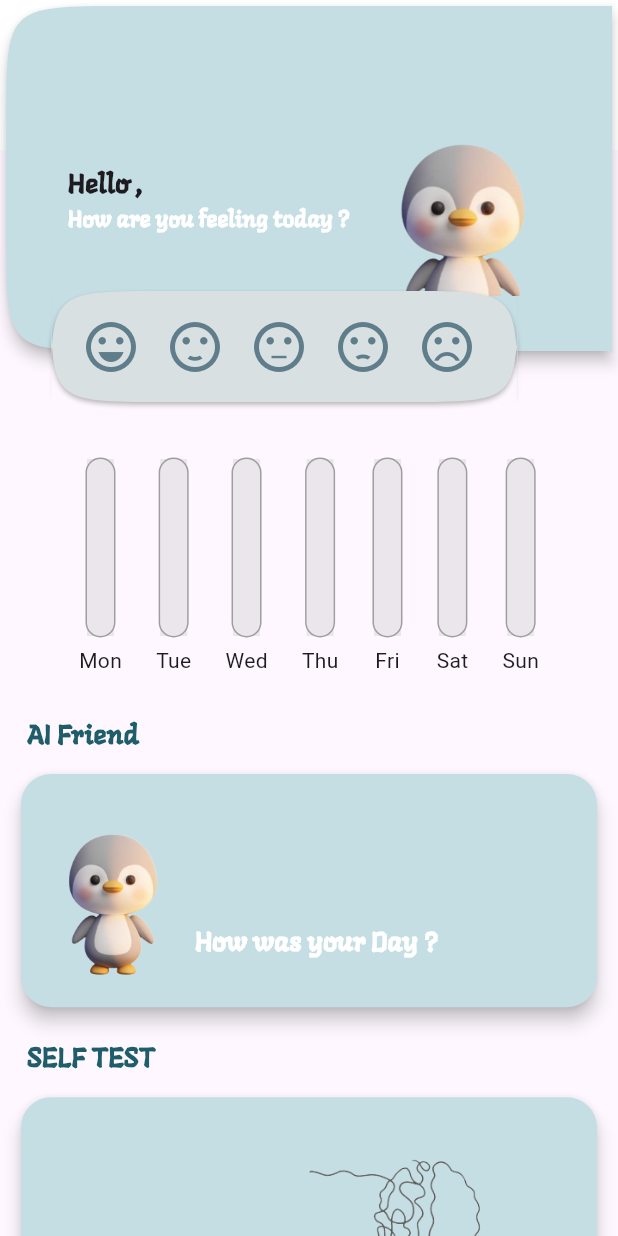
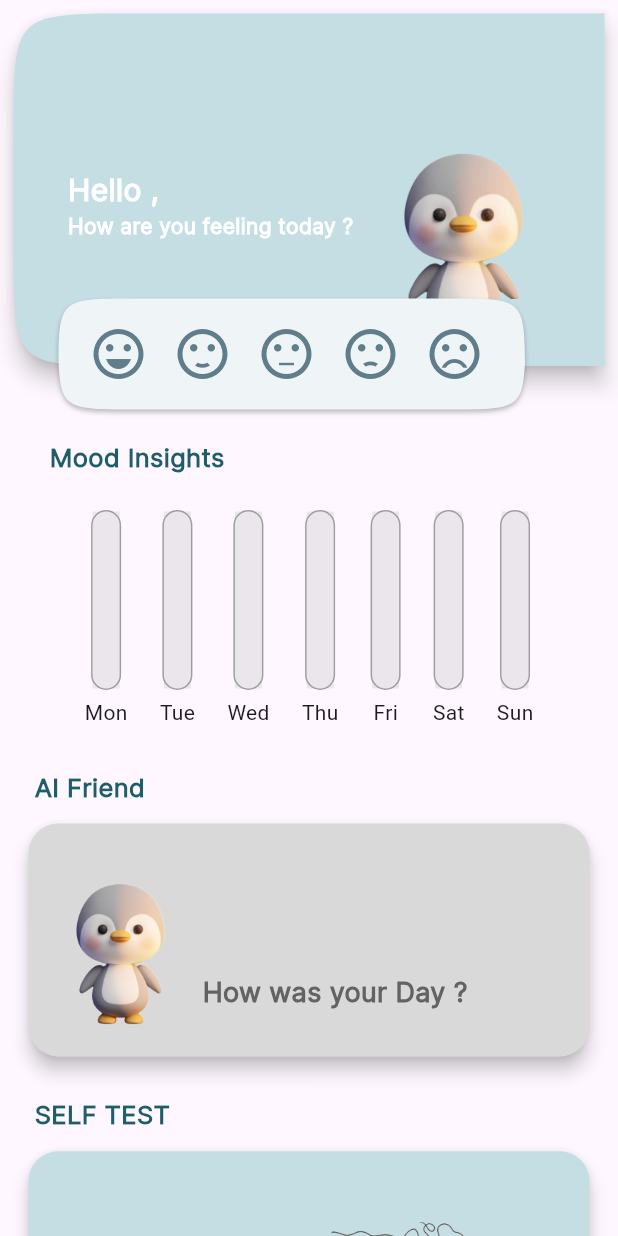
Before and after one commit to Kholoud-Mohamed/ozeyBOT, a Flutter app: the HOMEScreen screen opened directly with empty values, on a phone screen of 412 x 824 dp. Run offline on Flutter 3.47's test engine with Material 3 defaults, Android fonts, the phone set to English and light mode, and no system bars; our stand-ins replace carousel_slider, charts_flutter, firebase_core, fl_chart, flutter_rating_bar, geolocator and 13 more; missing offline and left inert: calendar_timeline_sbk; accounts and stored records are empty; network calls fail; project files that could hold a hidden picture were left out.

```diff
--- a/lib/moodTracer/mood_selector.dart
+++ b/lib/moodTracer/mood_selector.dart
@@ -63,13 +63,13 @@ class MoodSelectorState extends State<MoodSelector> {
     return new Card(
       shape: const ContinuousRectangleBorder(
         borderRadius: BorderRadius.only(
-          bottomLeft: Radius.circular(200),
-          bottomRight: Radius.circular(200),
-          topLeft: Radius.circular(200),
-          topRight: Radius.circular(200),
+          bottomLeft: Radius.circular(50),
+          bottomRight: Radius.circular(50),
+          topLeft: Radius.circular(50),
+          topRight: Radius.circular(50),
         ),
       ),
-      color: const Color.fromARGB(255, 217, 224, 226),
+      color: Color(0xffEFF5F7),
       child: Padding(
         padding: const EdgeInsets.all(1.0),
         child: Column(
--- a/lib/screens/homeScreen.dart
+++ b/lib/screens/homeScreen.dart
@@ -1,5 +1,6 @@
 // HOMEScreen file
 import 'dart:convert';
+import 'package:flutter/widgets.dart';
 import 'package:http/http.dart' as http;
 import 'package:flutter/material.dart';
 import 'package:mapfeature_project/helper/constants.dart';
@@ -47,24 +48,16 @@ class _HOMEScreenState extends State<HOMEScreen> {
   Widget build(BuildContext context) {
     return Scaffold(
       body: ListView(
-        padding: EdgeInsets.only(top: 0),
+        padding: const EdgeInsets.only(top: 0),
         children: [
-          Stack(
+          Padding(
+            padding: const EdgeInsets.all(5.0),
+            child: Stack(
               children: [
-              Container(
-                height: 100.0,
-                decoration: const BoxDecoration(
-                  gradient: LinearGradient(
-                    colors: [Colors.white, Colors.white],
-                    begin: Alignment.topLeft,
-                    end: Alignment.bottomRight,
-                  ),
-                ),
-              ),
                 Padding(
                   padding: const EdgeInsets.only(left: 0),
                   child: Card(
-                  elevation: 4.0,
+                    elevation: 6.0,
                     shape: const ContinuousRectangleBorder(
                       borderRadius: BorderRadius.only(
                         bottomLeft: Radius.circular(80.0),
@@ -77,8 +70,8 @@ class _HOMEScreenState extends State<HOMEScreen> {
                       children: [
                         Padding(
                           padding: const EdgeInsets.only(
-                          left: 10.0,
-                          top: 30.0,
+                            left: 8.0,
+                            top: 20.0,
                           ),
                           child: Column(
                             crossAxisAlignment: CrossAxisAlignment.start,
@@ -87,16 +80,16 @@ class _HOMEScreenState extends State<HOMEScreen> {
                                 'Hello $userName,',
                                 style: const TextStyle(
                                     fontWeight: FontWeight.bold,
-                                fontSize: 18.0,
-                                fontFamily: primaryFont,
-                              ),
+                                    fontSize: 20.0,
+                                    fontFamily: interFont, //inter
+                                    color: Colors.white),
                               ),
                               const Text(
                                 'How are you feeling today ? ',
                                 style: TextStyle(
                                     fontWeight: FontWeight.bold,
-                                  fontSize: 15,
-                                  fontFamily: primaryFont,
+                                    fontSize: 14,
+                                    fontFamily: interFont, //inter
                                     color: Colors.white),
                               ),
                             ],
@@ -105,12 +98,12 @@ class _HOMEScreenState extends State<HOMEScreen> {
                         Align(
                           child: Padding(
                             padding: const EdgeInsets.only(
-                            top: 10,
+                              top: 5,
                             ),
                             child: Image.asset(
                               'images/photo_2024-01-17_04-23-53-removebg-preview.png',
-                            width: 140.0,
-                            height: 220.0,
+                              width: 135.0,
+                              height: 230.0,
                             ),
                           ),
                         ),
@@ -126,18 +119,25 @@ class _HOMEScreenState extends State<HOMEScreen> {
                     updateSelectedMood: _updateSelectedMood,
                   ),
                 ),
+                Positioned(
+                  top: 280,
+                  left: 20,
+                  // padding: const EdgeInsets.all(8.0),
+                  child: _labelText('Mood Insights'),
+                ),
                 Padding(
-                padding: const EdgeInsets.only(top: 290, right: 20, left: 20),
+                  padding: const EdgeInsets.only(top: 320, right: 20, left: 20),
                   child: MoodGraph(
                     moodData: {'currentDay': selectedMoodPercentage},
                     selectedMoodPercentage: selectedMoodPercentage,
                   ),
                 ),
                 Padding(
-                padding: const EdgeInsets.only(top: 470, right: 10, left: 10),
+                  padding: const EdgeInsets.only(top: 500, right: 10, left: 10),
                   child: _buildFeatureList(),
                 ),
               ],
+            ),
           ),
         ],
       ),
@@ -150,9 +150,9 @@ class _HOMEScreenState extends State<HOMEScreen> {
       child: Text(
         labelText,
         style: const TextStyle(
-          fontWeight: FontWeight.bold,
-          fontSize: 18.0,
-          fontFamily: primaryFont,
+          fontWeight: FontWeight.w900,
+          fontSize: 17.0,
+          fontFamily: interFont,
           color: Color(0xff1F5D6B),
         ),
       ),
@@ -180,7 +180,7 @@ class _HOMEScreenState extends State<HOMEScreen> {
             elevation: 5,
             shape:
                 RoundedRectangleBorder(borderRadius: BorderRadius.circular(20)),
-            color: primaryColor,
+            color: secodaryColor,
             child: Row(
               children: [
                 Padding(
@@ -191,22 +191,23 @@ class _HOMEScreenState extends State<HOMEScreen> {
                     width: 100,
                   ),
                 ),
-                const Padding(
-                  padding: EdgeInsets.only(top: 70.0),
+                Padding(
+                  padding: const EdgeInsets.only(top: 70.0),
                   child: Text(
                     'How was your Day ?',
                     style: TextStyle(
-                        fontFamily: primaryFont,
+                      fontFamily: interFont,
                       fontSize: 18,
                       fontWeight: FontWeight.w800,
-                        color: Colors.white),
+                      color: fontGray,
+                    ),
                   ),
                 ),
               ],
             ),
           ),
         ),
-        const SizedBox(height: 10),
+        const SizedBox(height: 15),
         _labelText('SELF TEST'),
         GestureDetector(
           onTap: () {
@@ -224,18 +225,18 @@ class _HOMEScreenState extends State<HOMEScreen> {
                   child: Text(
                     'Beck Depression Test',
                     style: TextStyle(
-                        fontFamily: primaryFont,
-                        fontSize: 18,
+                        fontFamily: interFont,
+                        fontSize: 17,
                         fontWeight: FontWeight.w800,
                         color: Colors.white),
                   ),
                 ),
                 Padding(
                   padding: const EdgeInsets.only(
-                      left: 0, right: 6, top: 0, bottom: 0),
+                      left: 0, right: 3, top: 0, bottom: 0),
                   child: Image.asset(
                     'images/photo_2024-01-18_02-56-42-removebg-preview.png',
-                    width: 140,
+                    width: 120,
                     height: 160,
                   ),
                 ),
@@ -243,7 +244,7 @@ class _HOMEScreenState extends State<HOMEScreen> {
             ),
           ),
         ),
-        const SizedBox(height: 10),
+        const SizedBox(height: 15),
         _labelText('SELF CARE KIT'),
         GestureDetector(
           onTap: () {
@@ -253,7 +254,7 @@ class _HOMEScreenState extends State<HOMEScreen> {
             elevation: 5,
             shape:
                 RoundedRectangleBorder(borderRadius: BorderRadius.circular(20)),
-            color: primaryColor,
+            color: secodaryColor,
             child: Row(
               children: [
                 Padding(
@@ -264,8 +265,8 @@ class _HOMEScreenState extends State<HOMEScreen> {
                     height: 150,
                   ),
                 ),
-                const Padding(
-                  padding: EdgeInsets.only(top: 30.0, left: 30),
+                Padding(
+                  padding: const EdgeInsets.only(top: 30.0, left: 30),
                   child: Column(
                     crossAxisAlignment: CrossAxisAlignment.start,
                     children: [
@@ -274,24 +275,27 @@ class _HOMEScreenState extends State<HOMEScreen> {
                         style: TextStyle(
                           fontSize: 20,
                           fontWeight: FontWeight.w800,
-                            fontFamily: primaryFont,
-                            color: Colors.white),
+                          fontFamily: interFont,
+                          color: fontGray,
+                        ),
                       ),
                       Text(
                         'Recommendations',
                         style: TextStyle(
-                            fontFamily: primaryFont,
-                            fontSize: 18,
+                          fontFamily: interFont,
+                          fontSize: 17,
                           fontWeight: FontWeight.bold,
-                            color: Colors.white),
+                          color: fontGray,
+                        ),
                       ),
                       Text(
                         'To Ease Your Mind',
                         style: TextStyle(
-                            fontFamily: primaryFont,
-                            fontSize: 18,
+                          fontFamily: interFont,
+                          fontSize: 17,
                           fontWeight: FontWeight.w800,
-                            color: Colors.white),
+                          color: fontGray,
+                        ),
                       ),
                     ],
                   ),
@@ -300,7 +304,7 @@ class _HOMEScreenState extends State<HOMEScreen> {
             ),
           ),
         ),
-        const SizedBox(height: 10),
+        const SizedBox(height: 15),
         _labelText('TIME KEEPER'),
         GestureDetector(
           onTap: () {
@@ -313,34 +317,37 @@ class _HOMEScreenState extends State<HOMEScreen> {
             color: primaryColor,
             child: Row(
               children: [
-                Padding(
-                  padding: const EdgeInsets.only(left: 15, top: 5, bottom: 4),
-                  child: Image.asset(
-                    "images/photo_2024-01-18_05-46-33-removebg-preview.png",
-                    width: 100,
-                    height: 150,
-                  ),
-                ),
                 const Padding(
-                  padding: EdgeInsets.only(top: 30.0, left: 30),
+                  padding: EdgeInsets.only(top: 30.0, left: 20),
                   child: Column(
                     crossAxisAlignment: CrossAxisAlignment.start,
                     children: [
                       Text(
                         'Time Table Companion',
                         style: TextStyle(
-                            fontFamily: primaryFont,
-                            fontSize: 18,
+                            fontFamily: interFont,
+                            fontSize: 17,
                             fontWeight: FontWeight.w800,
                             color: Colors.white),
                       ),
                     ],
                   ),
                 ),
+                Padding(
+                  padding: const EdgeInsets.only(left: 15, top: 5, bottom: 4),
+                  child: Image.asset(
+                    "images/photo_2024-01-18_05-46-33-removebg-preview.png",
+                    width: 90,
+                    height: 150,
+                  ),
+                ),
               ],
             ),
           ),
         ),
+        const SizedBox(
+          height: 5,
+        )
       ],
     );
   }
```
Also changed, not shown: lib/helper/constants.dart (+31 -3 lines), lib/screens/ChatScreen.dart (+89 -31 lines), lib/screens/LogInScreen.dart (+6 -5 lines), lib/screens/MovieDetailsScreen.dart (+1 -35 lines), lib/screens/QuotesCategoryScreen.dart (+4 -7 lines), lib/screens/activities.dart (+7 -21 lines), lib/screens/soothe_screen.dart (+11 -16 lines), pubspec.yaml (+32 -2 lines), fonts/Alegreya-Regular.ttf (added), fonts/Inter-Regular.ttf (added), fonts/Lato-Regular.ttf (added), fonts/NunitoSans_7pt_Expanded-Regular.ttf (added), images/Untitled-video-Made-with-Clipc-unscreen (1).gif (added), images/Untitled-video-Made-with-Clipc-unscreen.gif (added), 4 more files. Lines whose indentation alone changed are shown as unchanged.
